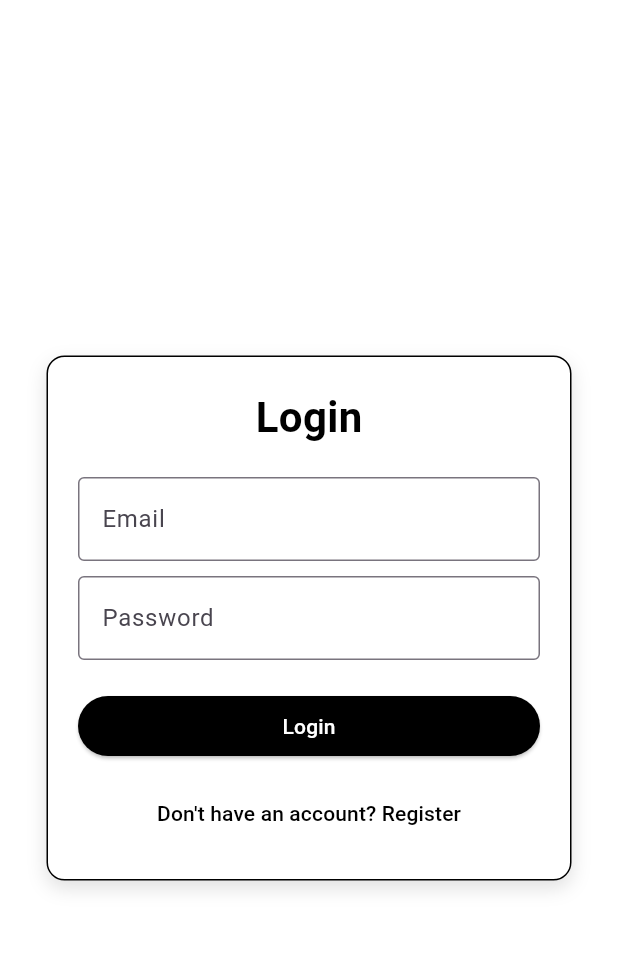
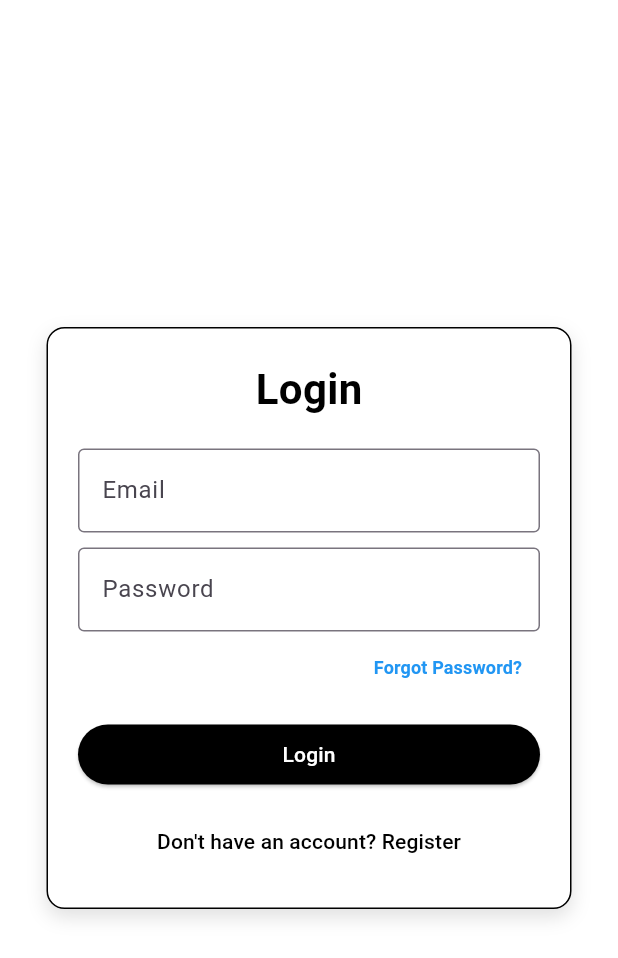
Before and after one commit to mrchuakaiming/KitaHack-2026, a Flutter app: the screen it shows after launch, on a phone screen of 412 x 824 dp. Shown: the top 958 px of the screen. Run offline on Flutter 3.47's test engine with Material 3 defaults, Android fonts, the phone set to English and light mode, and no system bars.

Commit message:
Forgot password page

```diff
--- a/project-root/frontend/lib/app.dart
+++ b/project-root/frontend/lib/app.dart
@@ -1,10 +1,12 @@
 import 'package:flutter/material.dart';
 import 'pages/login.dart';
 import 'pages/register.dart';
+import 'pages/forgot_password.dart';
 
 class AppRoutes {
   static Map<String, Widget Function(BuildContext)> routes = {
     '/login': (context) => const LoginPage(),
     '/register': (context) => const RegisterPage(),
+    '/forgot_password': (context) => const ForgotPasswordPage(),
   };
 }
--- a/project-root/frontend/lib/pages/login.dart
+++ b/project-root/frontend/lib/pages/login.dart
@@ -4,6 +4,7 @@
 import 'package:flutter/material.dart';
 import '../widgets/common_widgets.dart';
 import 'register.dart';
+import 'forgot_password.dart'; // Import the new page
 
 class LoginPage extends StatefulWidget {
   const LoginPage({super.key});
@@ -13,10 +14,7 @@ class LoginPage extends StatefulWidget {
 }
 
 class _LoginPageState extends State<LoginPage> {
-  // 1. Create the Form Key
   final _formKey = GlobalKey<FormState>();
-
-  // 2. Create Controllers to capture input
   final TextEditingController _emailController = TextEditingController();
   final TextEditingController _passwordController = TextEditingController();
 
@@ -30,19 +28,18 @@ class _LoginPageState extends State<LoginPage> {
   @override
   Widget build(BuildContext context) {
     return Scaffold(
-      backgroundColor: Colors.white, // background white
+      backgroundColor: Colors.white,
       body: Center(
-        child: SingleChildScrollView( // Added scroll view to be safe against keyboards
+        child: SingleChildScrollView(
           padding: const EdgeInsets.all(20),
           child: AuthBox(
-            // 3. Wrap in Form
             child: Form(
               key: _formKey,
               child: Column(
                 mainAxisSize: MainAxisSize.min,
                 children: [
                   const Text(
-                    "Login", // header
+                    "Login",
                     style: TextStyle(
                       fontSize: 28,
                       fontWeight: FontWeight.bold,
@@ -51,58 +48,65 @@ class _LoginPageState extends State<LoginPage> {
                   ),
                   const SizedBox(height: 20),
 
-                  // Email Field with Validation
                   AuthTextField(
                     labelText: "Email",
                     obscureText: false,
                     controller: _emailController,
                     validator: (value) {
-                      if (value == null || value.isEmpty) {
-                        return 'Please enter your email';
-                      }
+                      if (value == null || value.isEmpty) return 'Please enter your email';
                       return null;
                     },
                   ),
                   const SizedBox(height: 10),
 
-                  // Password Field with Validation
                   AuthTextField(
                     labelText: "Password",
                     obscureText: true,
                     controller: _passwordController,
                     validator: (value) {
-                      if (value == null || value.isEmpty) {
-                        return 'Please enter your password';
-                      }
+                      if (value == null || value.isEmpty) return 'Please enter your password';
                       return null;
                     },
                   ),
-                  const SizedBox(height: 20),
 
-                  // Login Button with Check
+                  // --- NEW: Forgot Password Button ---
+                  Align(
+                    alignment: Alignment.centerRight,
+                    child: TextButton(
+                      onPressed: () {
+                        Navigator.push(
+                          context,
+                          MaterialPageRoute(
+                            builder: (context) => const ForgotPasswordPage(),
+                          ),
+                        );
+                      },
+                      child: const Text(
+                        "Forgot Password?",
+                        style: TextStyle(
+                          color: Colors.blue,
+                          fontWeight: FontWeight.bold,
+                          fontSize: 12,
+                        ),
+                      ),
+                    ),
+                  ),
+                  // -----------------------------------
+
+                  const SizedBox(height: 10),
+
                   AuthButton(
                     text: "Login",
                     onPressed: () {
                       if (_formKey.currentState!.validate()) {
-                        // Validation Successful
                         ScaffoldMessenger.of(context).showSnackBar(
                           const SnackBar(
                             content: Text('Logging in...'),
                             backgroundColor: Colors.green,
-                            duration: Duration(seconds: 1),
                           ),
                         );
-
-                        // TODO: Add backend authentication logic here
-
-                        // For now, let's pretend to go to Home Page after 1 second
-                        /* Future.delayed(const Duration(seconds: 1), () {
-                          // Navigator.pushReplacementNamed(context, '/home');
-                        });
-                        */
                       } else {
-                        // Validation Failed
-                         ScaffoldMessenger.of(context).showSnackBar(
+                        ScaffoldMessenger.of(context).showSnackBar(
                           const SnackBar(
                             content: Text('Please enter email and password'),
                             backgroundColor: Colors.red,
```
Also changed, not shown: project-root/frontend/lib/pages/forgot_password.dart (added, +96 -0 lines).
